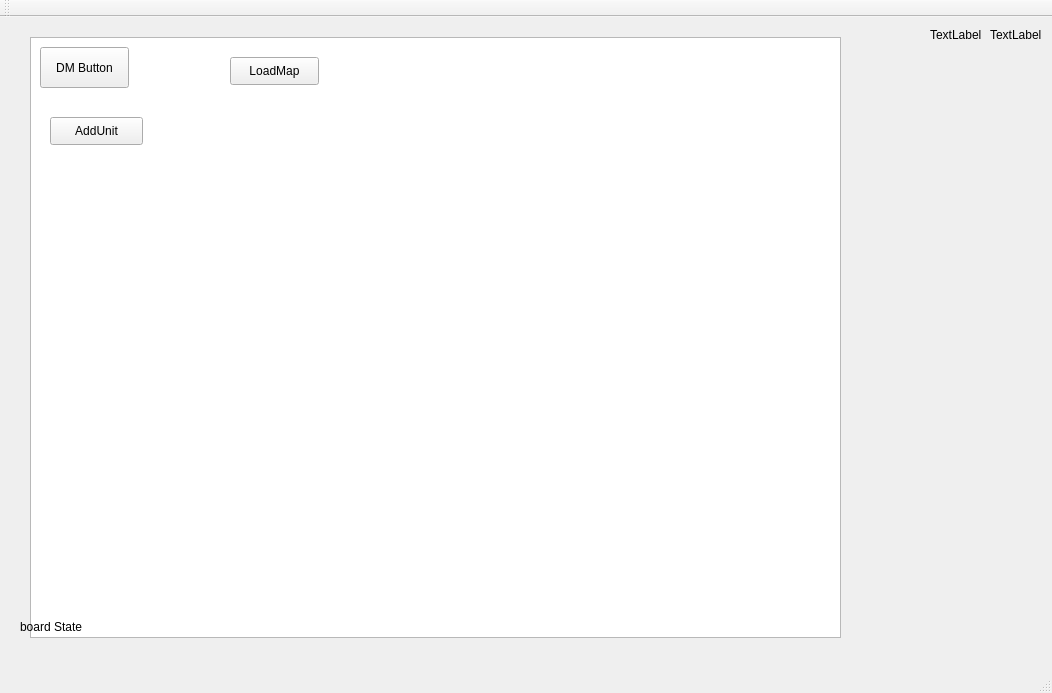
The window that mainwindow.ui (nukemaster/bakalarka) describes before a commit, drawn with Qt 5.
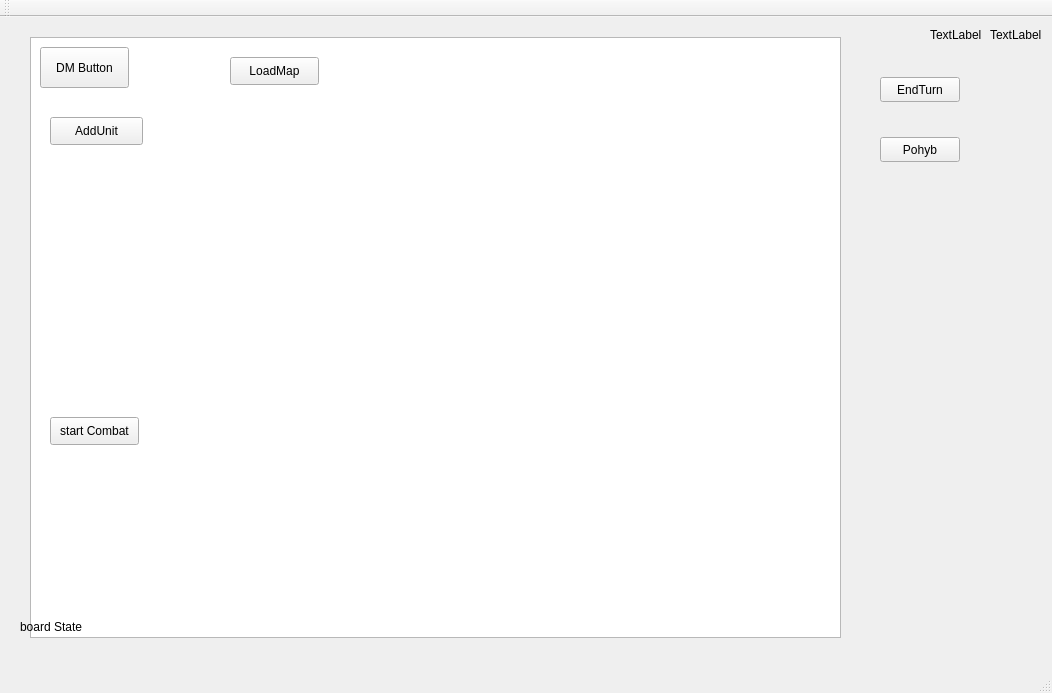
The same window after the commit.

What changed in the file:
```diff
--- a/mainwindow.ui
+++ b/mainwindow.ui
@@ -75,6 +75,19 @@
       <string>AddUnit</string>
      </property>
     </widget>
+    <widget class="QPushButton" name="pushButtonStartCombat">
+     <property name="geometry">
+      <rect>
+       <x>40</x>
+       <y>320</y>
+       <width>89</width>
+       <height>28</height>
+      </rect>
+     </property>
+     <property name="text">
+      <string>start Combat</string>
+     </property>
+    </widget>
    </widget>
    <widget class="QPushButton" name="pushButtonDM">
     <property name="geometry">
@@ -115,6 +128,42 @@
      <string>LoadMap</string>
     </property>
    </widget>
+   <widget class="QWidget" name="widgetPlayer" native="true">
+    <property name="geometry">
+     <rect>
+      <x>850</x>
+      <y>40</y>
+      <width>151</width>
+      <height>441</height>
+     </rect>
+    </property>
+    <widget class="QPushButton" name="pushButtonEndTurn">
+     <property name="geometry">
+      <rect>
+       <x>30</x>
+       <y>20</y>
+       <width>80</width>
+       <height>25</height>
+      </rect>
+     </property>
+     <property name="text">
+      <string>EndTurn</string>
+     </property>
+    </widget>
+    <widget class="QPushButton" name="pushButtonMove">
+     <property name="geometry">
+      <rect>
+       <x>30</x>
+       <y>80</y>
+       <width>80</width>
+       <height>25</height>
+      </rect>
+     </property>
+     <property name="text">
+      <string>Pohyb</string>
+     </property>
+    </widget>
+   </widget>
   </widget>
   <widget class="QMenuBar" name="menuBar">
    <property name="geometry">
```
